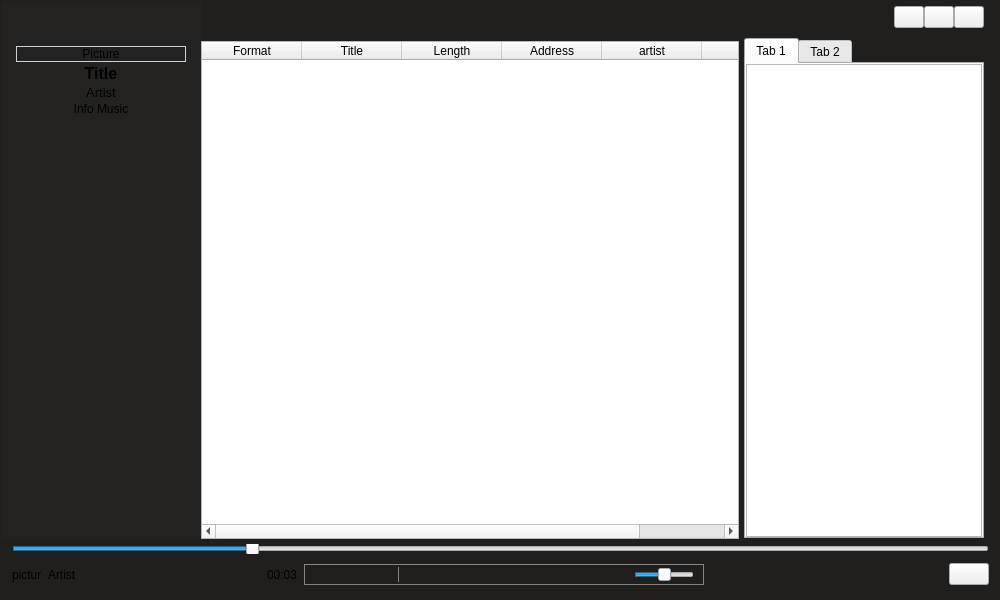
This is home.ui in rivali-13/jukebox as Qt 5 draws it before an edit. The edited form follows.
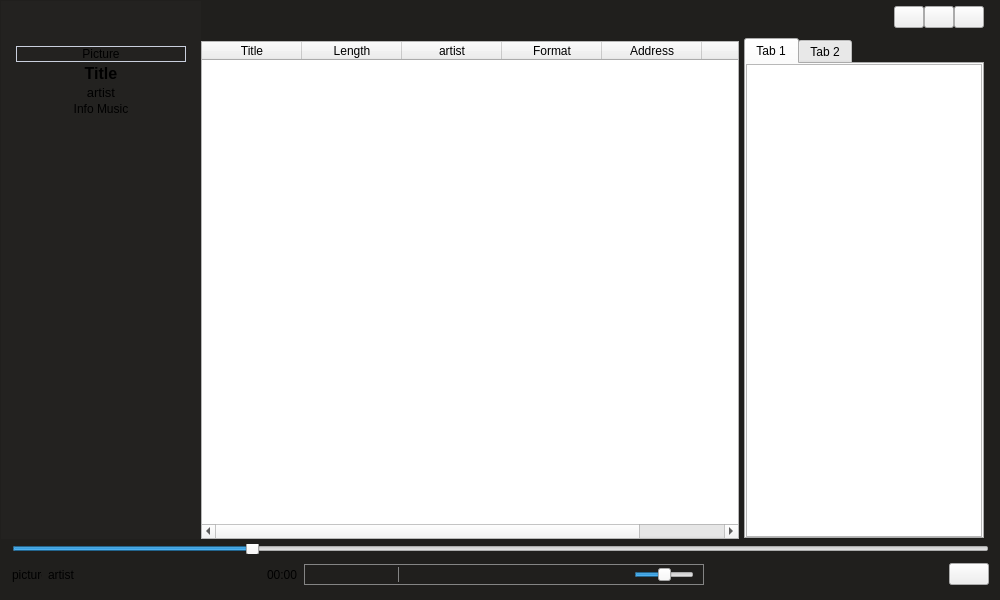
This is the edited form. Icons and pictures are not drawn.

```diff
--- a/home.ui
+++ b/home.ui
@@ -184,7 +184,7 @@
                    </font>
                   </property>
                   <property name="text">
-                   <string>Artist</string>
+                   <string>artist</string>
                   </property>
                   <property name="alignment">
                    <set>Qt::AlignmentFlag::AlignCenter</set>
@@ -252,11 +252,6 @@
                   <property name="styleSheet">
                    <string notr="true">font: 12pt &quot;Segoe UI&quot;;</string>
                   </property>
-                  <column>
-                   <property name="text">
-                    <string>Format</string>
-                   </property>
-                  </column>
                   <column>
                    <property name="text">
                     <string>Title</string>
@@ -267,16 +262,21 @@
                     <string>Length</string>
                    </property>
                   </column>
-                  <column>
-                   <property name="text">
-                    <string>Address</string>
-                   </property>
-                  </column>
                   <column>
                    <property name="text">
                     <string>artist</string>
                    </property>
                   </column>
+                  <column>
+                   <property name="text">
+                    <string>Format</string>
+                   </property>
+                  </column>
+                  <column>
+                   <property name="text">
+                    <string>Address</string>
+                   </property>
+                  </column>
                   <column>
                    <property name="text">
                     <string>Size</string>
@@ -647,7 +647,7 @@
                    </size>
                   </property>
                   <property name="text">
-                   <string>Artist</string>
+                   <string>artist</string>
                   </property>
                  </widget>
                 </item>
@@ -667,7 +667,7 @@
                 <item>
                  <widget class="QLabel" name="label_2">
                   <property name="text">
-                   <string>00:03</string>
+                   <string>00:00</string>
                   </property>
                  </widget>
                 </item>
```
